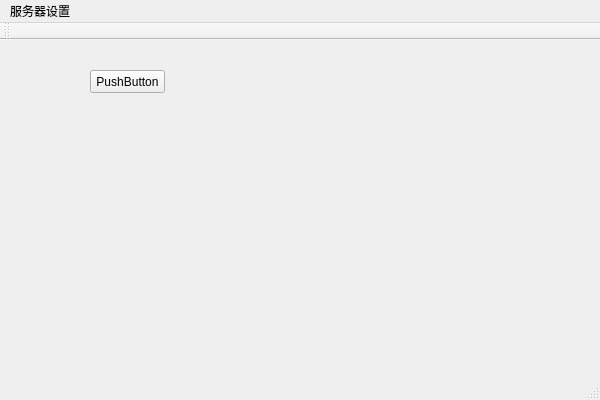
39199934/ChatServerDesignModle, file ChatServerDesignModle/ChatServerDesignModle.ui: the form before one commit.
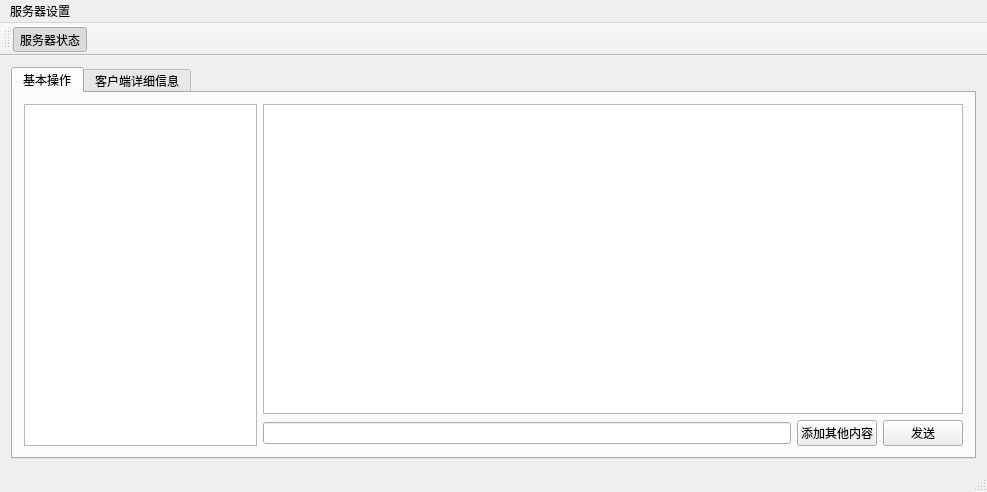
The form after the commit.

Commit message: append clients with list model

```diff
--- a/ChatServerDesignModle/ChatServerDesignModle.ui
+++ b/ChatServerDesignModle/ChatServerDesignModle.ui
@@ -6,34 +6,82 @@
    <rect>
     <x>0</x>
     <y>0</y>
-    <width>600</width>
-    <height>400</height>
+    <width>987</width>
+    <height>492</height>
    </rect>
   </property>
   <property name="windowTitle">
    <string>ChatServerDesignModle</string>
   </property>
   <widget class="QWidget" name="centralWidget">
-   <widget class="QPushButton" name="cBtn">
-    <property name="geometry">
-     <rect>
-      <x>90</x>
-      <y>30</y>
-      <width>75</width>
-      <height>23</height>
-     </rect>
-    </property>
-    <property name="text">
-     <string>PushButton</string>
-    </property>
-   </widget>
+   <layout class="QVBoxLayout" name="verticalLayout_2">
+    <item>
+     <widget class="QTabWidget" name="tabWidget">
+      <property name="currentIndex">
+       <number>0</number>
+      </property>
+      <widget class="QWidget" name="tab">
+       <attribute name="title">
+        <string>基本操作</string>
+       </attribute>
+       <layout class="QVBoxLayout" name="verticalLayout_4">
+        <item>
+         <layout class="QHBoxLayout" name="horizontalLayout_2" stretch="1,3">
+          <item>
+           <widget class="QListView" name="cListView"/>
+          </item>
+          <item>
+           <layout class="QVBoxLayout" name="verticalLayout_3">
+            <item>
+             <widget class="QTextEdit" name="cMessageHistory"/>
+            </item>
+            <item>
+             <layout class="QHBoxLayout" name="horizontalLayout">
+              <item>
+               <widget class="QLineEdit" name="cEditForSend"/>
+              </item>
+              <item>
+               <widget class="QPushButton" name="cBtnAddMore">
+                <property name="text">
+                 <string>添加其他内容</string>
+                </property>
+               </widget>
+              </item>
+              <item>
+               <widget class="QPushButton" name="cBtnSend">
+                <property name="text">
+                 <string>发送</string>
+                </property>
+               </widget>
+              </item>
+             </layout>
+            </item>
+           </layout>
+          </item>
+         </layout>
+        </item>
+       </layout>
+      </widget>
+      <widget class="QWidget" name="tab_2">
+       <attribute name="title">
+        <string>客户端详细信息</string>
+       </attribute>
+       <layout class="QVBoxLayout" name="verticalLayout">
+        <item>
+         <widget class="QTableView" name="tableView"/>
+        </item>
+       </layout>
+      </widget>
+     </widget>
+    </item>
+   </layout>
   </widget>
   <widget class="QMenuBar" name="menuBar">
    <property name="geometry">
     <rect>
      <x>0</x>
      <y>0</y>
-     <width>600</width>
+     <width>987</width>
      <height>22</height>
     </rect>
    </property>
@@ -52,6 +100,7 @@
    <attribute name="toolBarBreak">
     <bool>false</bool>
    </attribute>
+   <addaction name="cToolBarServerState"/>
   </widget>
   <widget class="QStatusBar" name="statusBar"/>
   <action name="cActionServerState">
@@ -65,6 +114,20 @@
     <string>服务器 打开/关闭</string>
    </property>
   </action>
+  <action name="cToolBarServerState">
+   <property name="checkable">
+    <bool>true</bool>
+   </property>
+   <property name="checked">
+    <bool>true</bool>
+   </property>
+   <property name="enabled">
+    <bool>true</bool>
+   </property>
+   <property name="text">
+    <string>服务器状态</string>
+   </property>
+  </action>
  </widget>
  <layoutdefault spacing="6" margin="11"/>
  <resources>
```
The commit also changes 6 other files.
